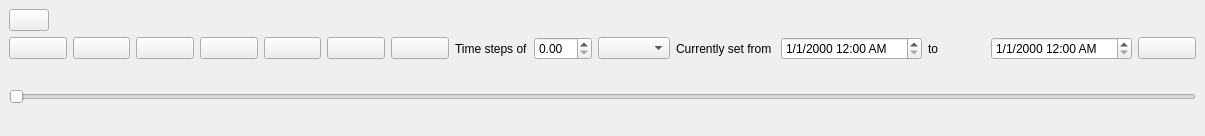
Qt form src/ui/qgstemporalcontrollerdockwidgetbase.ui (Samweli/QGIS) before a commit.
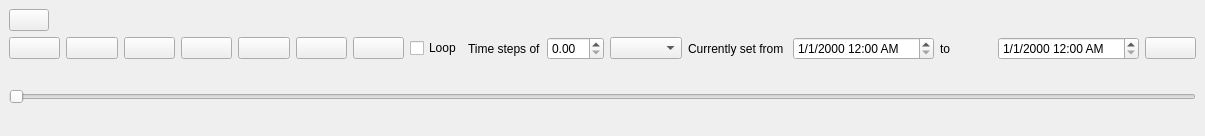
The same form after that commit. Icons and pictures are not drawn. Custom widgets are drawn as their Qt base class.

Commit message: Add an option to loop animations

Patch:
```diff
--- a/src/ui/qgstemporalcontrollerdockwidgetbase.ui
+++ b/src/ui/qgstemporalcontrollerdockwidgetbase.ui
@@ -138,6 +138,16 @@
         </property>
        </widget>
       </item>
+      <item>
+       <widget class="QCheckBox" name="mLoopingCheckBox">
+        <property name="toolTip">
+         <string>Automatically reset and repeat the animation endlessly</string>
+        </property>
+        <property name="text">
+         <string>Loop</string>
+        </property>
+       </widget>
+      </item>
       <item>
        <widget class="QLabel" name="label_2">
         <property name="text">
```
The commit also changes 4 other files.
